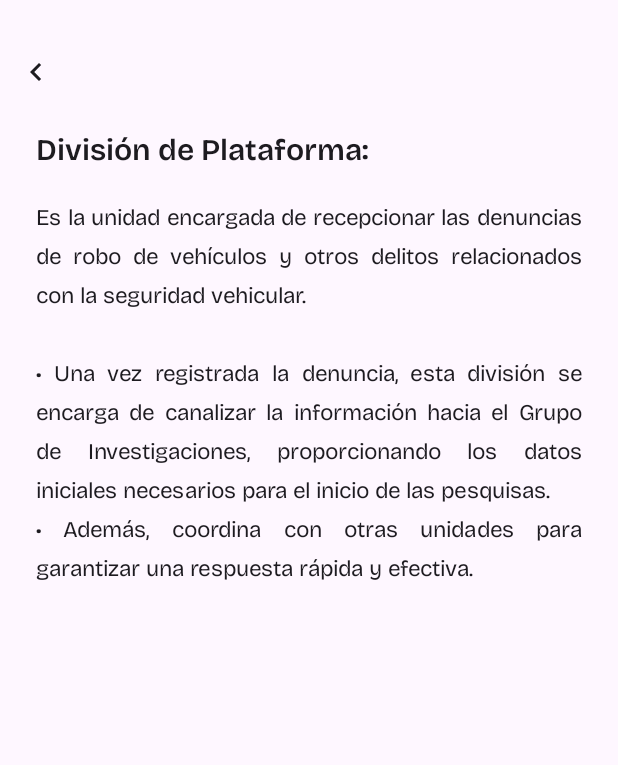
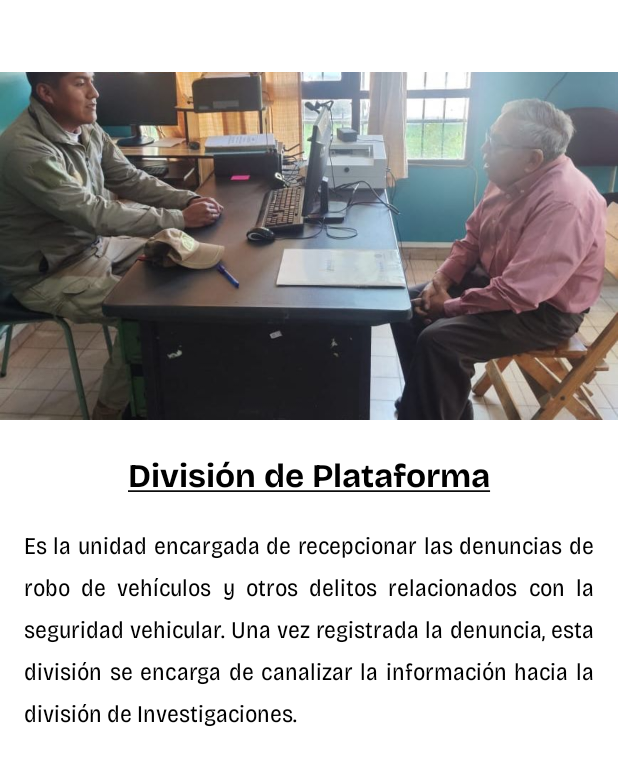
Before and after one commit to juanjosevarqu/DiproveBolivia, an Android app built with Jetpack Compose: the composable DiproveDivisionInfoScreen called with sample values from the repository, on a phone screen of 412 x 824 dp. Shown: the top 765 px of the screen. Run offline under Robolectric (Android 15) with nearby library versions, the phone set to English and light mode, and no system bars; Roboto replaces fonts that are not available here.

Commit message:
FEATURE - RC v0.0.8

```diff
--- a/app/src/main/java/com/varqulabs/diproveboliviapp/core/presentation/composables/DiproveCenterAppBar.kt
+++ b/app/src/main/java/com/varqulabs/diproveboliviapp/core/presentation/composables/DiproveCenterAppBar.kt
@@ -17,6 +17,7 @@ import androidx.compose.ui.graphics.Color
 import androidx.compose.ui.res.painterResource
 import androidx.compose.ui.text.TextStyle
 import androidx.compose.ui.text.font.FontWeight
+import androidx.compose.ui.text.style.Hyphens
 import androidx.compose.ui.text.style.TextAlign
 import androidx.compose.ui.text.style.TextOverflow
 import androidx.compose.ui.unit.Dp
@@ -45,6 +46,7 @@ fun DiproveCenterAppBar(
             title = {
                 if (title.isNotBlank()) {
                     Text(
+                        modifier = Modifier.fillMaxWidth(),
                         text = title,
                         maxLines = 3,
                         overflow = TextOverflow.Ellipsis,
@@ -54,6 +56,7 @@ fun DiproveCenterAppBar(
                             fontWeight = FontWeight.ExtraBold,
                             color = Color(0xFFFEFEFE),
                             textAlign = TextAlign.Center,
+                            hyphens = Hyphens.Auto
                         ),
                     )
                 }
--- a/app/src/main/java/com/varqulabs/diproveboliviapp/core/presentation/composables/DiproveDescriptionItem.kt
+++ b/app/src/main/java/com/varqulabs/diproveboliviapp/core/presentation/composables/DiproveDescriptionItem.kt
@@ -3,6 +3,7 @@ package com.varqulabs.diproveboliviapp.core.presentation.composables
 import androidx.annotation.StringRes
 import androidx.compose.foundation.layout.Arrangement
 import androidx.compose.foundation.layout.Column
+import androidx.compose.foundation.layout.fillMaxWidth
 import androidx.compose.material3.Text
 import androidx.compose.runtime.Composable
 import androidx.compose.ui.Modifier
@@ -21,6 +22,11 @@ fun DiproveDescriptionItem(
     modifier: Modifier = Modifier,
     headingText: String,
     @StringRes bodyText: Int,
+    headingStyle: TextStyle = TextStyle(
+        fontSize = 20.sp,
+        fontFamily = BricolageGrotesque,
+        fontWeight = FontWeight.SemiBold,
+    ),
     bodyStyle: TextStyle = TextStyle(
         textAlign = TextAlign.Justify,
         hyphens = Hyphens.Auto,
@@ -35,12 +41,9 @@ fun DiproveDescriptionItem(
     ) {
 
         Text(
+            modifier = Modifier.fillMaxWidth(),
             text = headingText,
-            style = TextStyle(
-                fontSize = 20.sp,
-                fontFamily = BricolageGrotesque,
-                fontWeight = FontWeight.SemiBold,
-            ),
+            style = headingStyle,
             maxLines = 4,
             overflow = TextOverflow.Ellipsis
         )
--- a/app/src/main/java/com/varqulabs/diproveboliviapp/divisions/presentation/detail/DiproveDivisionInfoScreen.kt
+++ b/app/src/main/java/com/varqulabs/diproveboliviapp/divisions/presentation/detail/DiproveDivisionInfoScreen.kt
@@ -1,22 +1,30 @@
 package com.varqulabs.diproveboliviapp.divisions.presentation.detail
 
+import androidx.compose.foundation.Image
 import androidx.compose.foundation.layout.Arrangement
 import androidx.compose.foundation.layout.Column
+import androidx.compose.foundation.layout.aspectRatio
 import androidx.compose.foundation.layout.fillMaxWidth
 import androidx.compose.foundation.layout.padding
 import androidx.compose.foundation.rememberScrollState
 import androidx.compose.foundation.verticalScroll
-import androidx.compose.material.icons.Icons
-import androidx.compose.material.icons.automirrored.filled.KeyboardArrowLeft
-import androidx.compose.material3.Icon
-import androidx.compose.material3.IconButton
 import androidx.compose.runtime.Composable
 import androidx.compose.ui.Alignment
 import androidx.compose.ui.Modifier
+import androidx.compose.ui.layout.ContentScale
+import androidx.compose.ui.res.painterResource
 import androidx.compose.ui.res.stringResource
+import androidx.compose.ui.text.TextStyle
+import androidx.compose.ui.text.font.FontWeight
+import androidx.compose.ui.text.style.Hyphens
+import androidx.compose.ui.text.style.TextAlign
+import androidx.compose.ui.text.style.TextDecoration
 import androidx.compose.ui.unit.dp
+import androidx.compose.ui.unit.sp
 import com.varqulabs.diproveboliviapp.core.presentation.composables.DiproveDescriptionItem
 import com.varqulabs.diproveboliviapp.domain.DiproveDivision
+import com.varqulabs.diproveboliviapp.ui.theme.BricolageGrotesque
+import com.varqulabs.diproveboliviapp.ui.theme.BricolageGrotesqueSemiCondensed
 
 @Composable
 fun DiproveDivisionInfoScreen(
@@ -27,26 +35,40 @@ fun DiproveDivisionInfoScreen(
     Column(
         modifier = modifier
             .verticalScroll(rememberScrollState())
-            .padding(top = 24.dp, bottom = 72.dp),
-        verticalArrangement = Arrangement.spacedBy(16.dp)
+            .padding(top = 48.dp, bottom = 72.dp),
+        verticalArrangement = Arrangement.spacedBy(24.dp)
     ) {
 
-        IconButton(
-            onClick = onBack,
-        ) {
-            Icon(
-                imageVector = Icons.AutoMirrored.Filled.KeyboardArrowLeft,
-                contentDescription = "Volver atrás"
-            )
-        }
+        Image(
+            modifier = Modifier
+                .fillMaxWidth()
+                .aspectRatio(16 / 9F),
+            contentScale = ContentScale.FillWidth,
+            painter = painterResource(id = diproveDivision.image),
+            contentDescription = "Imagen de la division"
+        )
 
         DiproveDescriptionItem(
             modifier = Modifier
                 .fillMaxWidth()
                 .align(Alignment.CenterHorizontally)
-                .padding(horizontal = 24.dp),
-            headingText = "${stringResource(diproveDivision.name)}:",
+                .padding(horizontal = 16.dp),
+            headingText = stringResource(diproveDivision.name),
             bodyText = diproveDivision.description,
+            headingStyle = TextStyle(
+                fontSize = 22.sp,
+                fontFamily = BricolageGrotesque,
+                fontWeight = FontWeight.Bold,
+                textAlign = TextAlign.Center,
+                textDecoration = TextDecoration.Underline,
+            ),
+            bodyStyle = TextStyle(
+                textAlign = TextAlign.Justify,
+                hyphens = Hyphens.Auto,
+                fontSize = 16.sp,
+                lineHeight = 28.sp,
+                fontFamily = BricolageGrotesqueSemiCondensed
+            ),
         )
     }
 }
--- a/app/src/main/java/com/varqulabs/diproveboliviapp/domain/DiproveDivisions.kt
+++ b/app/src/main/java/com/varqulabs/diproveboliviapp/domain/DiproveDivisions.kt
@@ -1,5 +1,6 @@
 package com.varqulabs.diproveboliviapp.domain
 
+import androidx.annotation.DrawableRes
 import androidx.annotation.StringRes
 import com.varqulabs.diproveboliviapp.R
 
@@ -7,6 +8,7 @@ data class DiproveDivision(
     val id: Int = 1,
     @StringRes val name: Int = R.string.copy_platform_division,
     @StringRes val description: Int = R.string.copy_platform_division_functions,
+    @DrawableRes val image: Int = R.drawable.diprove_records_division,
 )
 
 val diproveDivisions = listOf(
@@ -14,26 +16,31 @@ val diproveDivisions = listOf(
         id = 1,
         name = R.string.copy_platform_division,
         description = R.string.copy_platform_division_functions,
+        image = R.drawable.diprove_platform_division,
     ),
     DiproveDivision(
         id = 2,
         name = R.string.copy_investigators_division,
         description = R.string.copy_investigator_division_functions,
+        image = R.drawable.diprove_investigators_division
     ),
     DiproveDivision(
         id = 3,
         name = R.string.copy_vehicle_identification_division,
         description = R.string.copy_vehicle_identification_division_functions,
+        image = R.drawable.diprove_vehicle_division
     ),
     DiproveDivision(
         id = 4,
         name = R.string.copy_criminal_analysis_and_intelligence_division,
         description = R.string.copy_analysis_and_intelligence_division_functions,
+        image = R.drawable.diprove_analysis_intelligence_division,
     ),
     DiproveDivision(
         id = 5,
         name = R.string.copy_records_division,
         description = R.string.copy_records_division_functions,
+        image = R.drawable.diprove_records_division
     ),
 )
 
--- a/app/src/main/res/values/strings_divisions.xml
+++ b/app/src/main/res/values/strings_divisions.xml
@@ -10,19 +10,16 @@
     <string name="copy_records_division">División de Archivos</string>
 
     <string name="copy_platform_division_functions">
-        Es la unidad encargada de recepcionar las denuncias de robo de vehículos y otros delitos relacionados con la seguridad vehicular.
-        \n\n• Una vez registrada la denuncia, esta división se encarga de canalizar la información hacia el Grupo de Investigaciones, proporcionando los datos iniciales necesarios para el inicio de las pesquisas.
-        \n• Además, coordina con otras unidades para garantizar una respuesta rápida y efectiva.
+        Es la unidad encargada de recepcionar las denuncias de robo de vehículos y otros delitos relacionados con la seguridad vehicular. Una vez registrada la denuncia, esta división se encarga de canalizar la información hacia la división de Investigaciones.
     </string>
 
     <string name="copy_investigator_division_functions">
-        Integrada por personal capacitado en técnicas de investigación criminal, esta unidad tiene la función de realizar operativos, recopilar pruebas, efectuar seguimientos y coordinar con otras instancias policiales y judiciales para esclarecer casos de robo, alteración o tráfico ilícito de vehículos.
-        \n\n• Su labor incluye entrevistas, recolección de información y análisis de patrones delictivos para lograr la recuperación de vehículos sustraídos y la aprehensión de los responsables.
+        Integrada por personal altamente capacitado en técnicas de investigación criminal, esta unidad tiene la función de realizar operativos, recopilar pruebas, efectuar seguimientos y coordinar con otras instancias policiales y judiciales para esclarecer casos de robo, alteración o tráfico ilícito de vehículos.
     </string>
 
     <string name="copy_vehicle_identification_division_functions">
         Se encarga de la verificación, control y registro de los distintos trámites relacionados con la identificación de vehículos, tales como:
-        \n\n•	Cambio de motor, estructura, etc.
+        \n\n• Cambio de motor, chasis o estructura, etc.
         \n• Cambio de color y modificación de datos del vehículo.
         \n• Inscripción y reinscripción de vehículos.
         \n• Verificación de antecedentes de vehículos en base a registros policiales y judiciales.
@@ -30,18 +27,11 @@
     </string>
 
     <string name="copy_records_division_functions">
-        Es la unidad donde se almacenan todos los expedientes y antecedentes de casos investigados por DIPROVE.
-        \n\nEn caso de ser necesario, los archivos pueden ser reabiertos para continuar o reiniciar una investigación, ya sea por la aparición de nuevas pruebas o por solicitud de autoridades competentes.
-        \n\nAdemás, brinda apoyo documental a las demás divisiones para consultas e informes requeridos en los procesos judiciales y administrativos.
+        Es la unidad donde se almacenan todos los expedientes y antecedentes de casos investigados por DIPROVE. En caso de ser necesario, los archivos pueden ser reabiertos para continuar o reiniciar una investigación, ya sea por la aparición de nuevas pruebas o por solicitud de autoridades competentes.
     </string>
 
     <string name="copy_analysis_and_intelligence_division_functions">
-        Especializada en la recopilación y análisis de información para la identificación de patrones delictivos, modus operandi y redes criminales dedicadas al robo de vehículos.
-        \n\nSu trabajo incluye:
-        \n• Seguimiento y monitoreo de casos relevantes.
-        \n• Desarticulación de organizaciones criminales vinculadas al tráfico de vehículos y autopartes.
-        \n• Coordinación con unidades de inteligencia nacionales e internacionales para combatir el crimen organizado.
-        \n\nEsta división desempeña un papel clave en la prevención y reducción de delitos relacionados con el parque automotor.
+        Especializada en el análisis de información para identificar patrones delictivos, modus operandi y redes criminales dedicadas al robo de vehículos, esta división monitorea casos, desarticula organizaciones vinculadas al tráfico de vehículos y autopartes, y coordina con unidades de inteligencia nacionales e internacionales, desempeñando un papel clave en la prevención y reducción de estos delitos.
     </string>
 
 </resources>
--- a/app/src/main/res/values/strings_locations.xml
+++ b/app/src/main/res/values/strings_locations.xml
@@ -11,7 +11,6 @@
 
     <string name="copy_diprove_regional_suggestion">
         Estimado ciudadano, si ha sido víctima del robo de su vehículo, debe presentarse en la Jefatura Regional de DIPROVE Cochabamba correspondiente a la jurisdicción donde ocurrió el hecho, a fin de iniciar las investigaciones correspondientes.
-        \n\nA continuación, le proporcionamos las direcciones para su referencia.
     </string>
 
     <string name="copy_diprove_regional_suggestion_demo">
```
Also changed, not shown: app/src/main/java/com/varqulabs/diproveboliviapp/MainActivity.kt (+29 -0 lines), app/src/main/java/com/varqulabs/diproveboliviapp/locations/presentation/RegionalLocationsScreen.kt (+4 -15 lines), app/src/main/java/com/varqulabs/diproveboliviapp/procedures/presentation/ProceduresScreen.kt (+0 -20 lines), app/src/main/java/com/varqulabs/diproveboliviapp/suggestions/presentation/SuggestionsScreen.kt (+23 -2 lines), app/src/main/res/drawable/pergamino_sin_logo.png (added).
